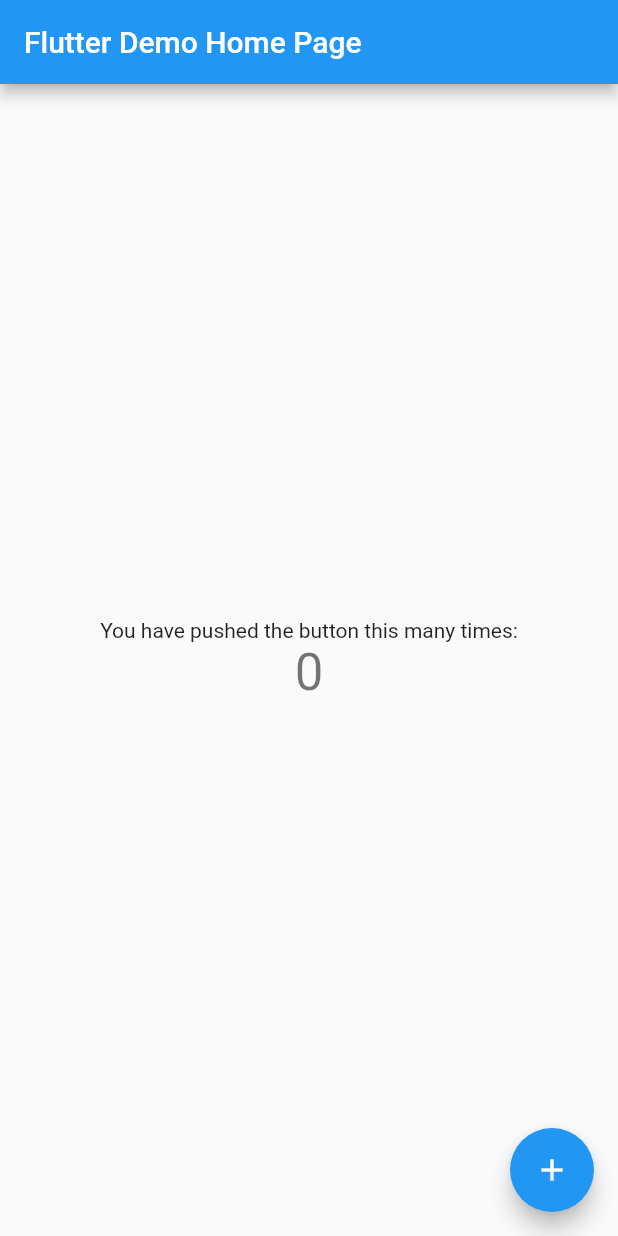
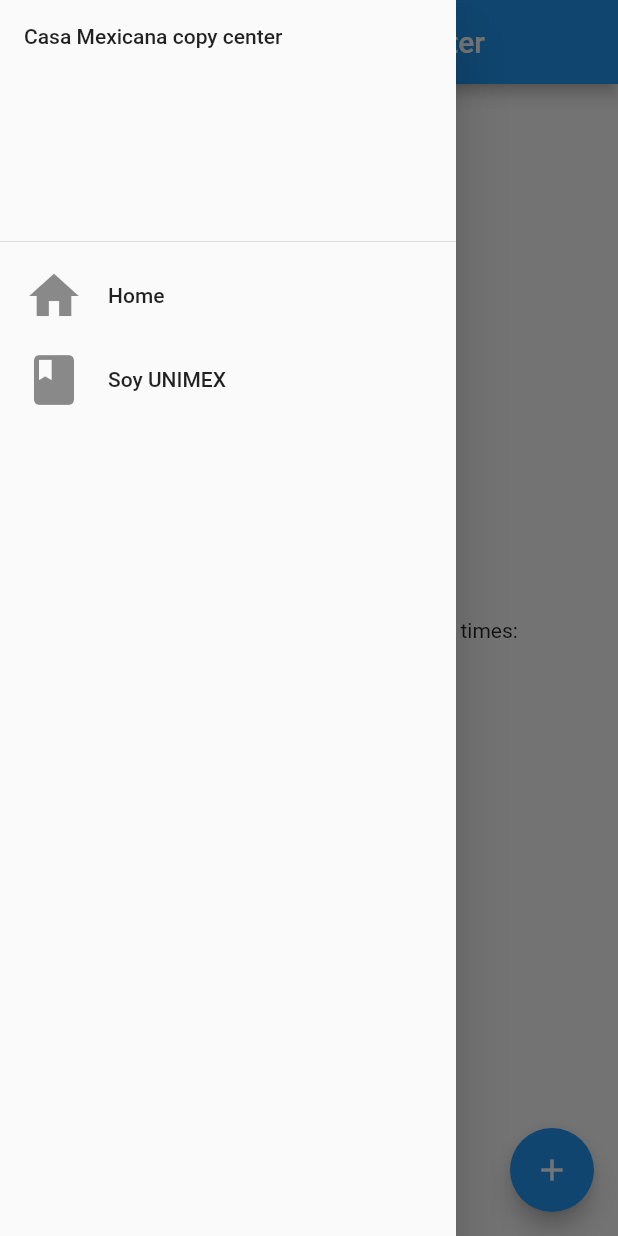
Before and after one commit to inseone1988/casa_mexicana, a Flutter app: the screen it shows after launch, with the side drawer open (before the commit the screen has no drawer), on a phone screen of 412 x 824 dp. Run offline on Flutter 3.47's test engine with Material 2 defaults, Android fonts, the phone set to English and light mode, and no system bars.

Commit message:
Initial commit

```diff
--- a/lib/main.dart
+++ b/lib/main.dart
@@ -1,3 +1,5 @@
+import 'package:casa_mexicana/ui/drawer.dart';
+import 'package:casa_mexicana/ui/routes/unimex_view.dart';
 import 'package:flutter/material.dart';
 
 void main() {
@@ -22,7 +24,7 @@ class MyApp extends StatelessWidget {
         // is not restarted.
         primarySwatch: Colors.blue,
       ),
-      home: MyHomePage(title: 'Flutter Demo Home Page'),
+      home: MyHomePage(title: 'Casa Mexicana Copy Center'),
     );
   }
 }
@@ -48,6 +50,8 @@ class MyHomePage extends StatefulWidget {
 class _MyHomePageState extends State<MyHomePage> {
   int _counter = 0;
 
+  int _index = 0;
+
   void _incrementCounter() {
     setState(() {
       // This call to setState tells the Flutter framework that something has
@@ -59,8 +63,11 @@ class _MyHomePageState extends State<MyHomePage> {
     });
   }
 
+  Widget _body;
+
   @override
   Widget build(BuildContext context) {
+    _body = changeBody(_index);
     // This method is rerun every time setState is called, for instance as done
     // by the _incrementCounter method above.
     //
@@ -68,12 +75,38 @@ class _MyHomePageState extends State<MyHomePage> {
     // fast, so that you can just rebuild anything that needs updating rather
     // than having to individually change instances of widgets.
     return Scaffold(
+      drawer: AppDrawer(
+        onTap: (int) {
+          setState(() {
+            this._index = int;
+            print("Hello");
+          });
+
+        },
+      ),
       appBar: AppBar(
         // Here we take the value from the MyHomePage object that was created by
         // the App.build method, and use it to set our appbar title.
         title: Text(widget.title),
       ),
-      body: Center(
+      body: _body,
+      floatingActionButton: FloatingActionButton(
+        onPressed: _incrementCounter,
+        tooltip: 'Increment',
+        child: Icon(Icons.add),
+      ), // This trailing comma makes auto-formatting nicer for build methods.
+    );
+  }
+
+  Widget changeBody(int index) {
+    switch (index) {
+      case 1:
+        return Center(
+          child: UnimexView(),
+        );
+        break;
+      default:
+        return Center(
           // Center is a layout widget. It takes a single child and positions it
           // in the middle of the parent.
           child: Column(
@@ -102,12 +135,7 @@ class _MyHomePageState extends State<MyHomePage> {
               ),
             ],
           ),
-      ),
-      floatingActionButton: FloatingActionButton(
-        onPressed: _incrementCounter,
-        tooltip: 'Increment',
-        child: Icon(Icons.add),
-      ), // This trailing comma makes auto-formatting nicer for build methods.
         );
     }
   }
+}
--- /dev/null
+++ b/lib/ui/drawer.dart
@@ -0,0 +1,33 @@
+import 'package:flutter/material.dart';
+
+class AppDrawer extends StatefulWidget {
+  Function(int) onTap;
+
+  AppDrawer({this.onTap});
+  @override
+  _AppDrawerState createState() => _AppDrawerState();
+}
+
+class _AppDrawerState extends State<AppDrawer> {
+  Widget build(BuildContext context) {
+    return Drawer(
+      child: ListView(
+        padding: EdgeInsets.zero,
+        children: [
+          DrawerHeader(child: Text("Casa Mexicana copy center")),
+          ListTile(
+            leading: Icon(Icons.home,size: 40,),
+            title: Text("Home"),
+          ),
+          ListTile(
+            leading: Icon(Icons.book, size : 40),
+            title: Text("Soy UNIMEX"),
+            onTap: (){
+              widget.onTap(1);
+            },
+          )
+        ],
+      ),
+    );
+  }
+}
--- a/pubspec.yaml
+++ b/pubspec.yaml
@@ -23,6 +23,7 @@ environment:
 dependencies:
   flutter:
     sdk: flutter
+  http: ^0.13.1
 
 
   # The following adds the Cupertino Icons font to your application.
@@ -45,7 +46,8 @@ flutter:
   uses-material-design: true
 
   # To add assets to your application, add an assets section, like this:
-  # assets:
+  assets:
+    - assets/
   #   - images/a_dot_burr.jpeg
   #   - images/a_dot_ham.jpeg
 
```
Also changed, not shown: lib/api/api.dart (added, +14 -0 lines), lib/api/response.dart (added, +45 -0 lines), lib/ui/register.dart (added, +45 -0 lines), lib/ui/routes/unimex_view.dart (added, +100 -0 lines), lib/ui/widgets/dropdown.dart (added, +50 -0 lines), assets/OIP.jpg (added), pubspec.lock, 2 other files. Lines whose indentation alone changed are shown as unchanged.
